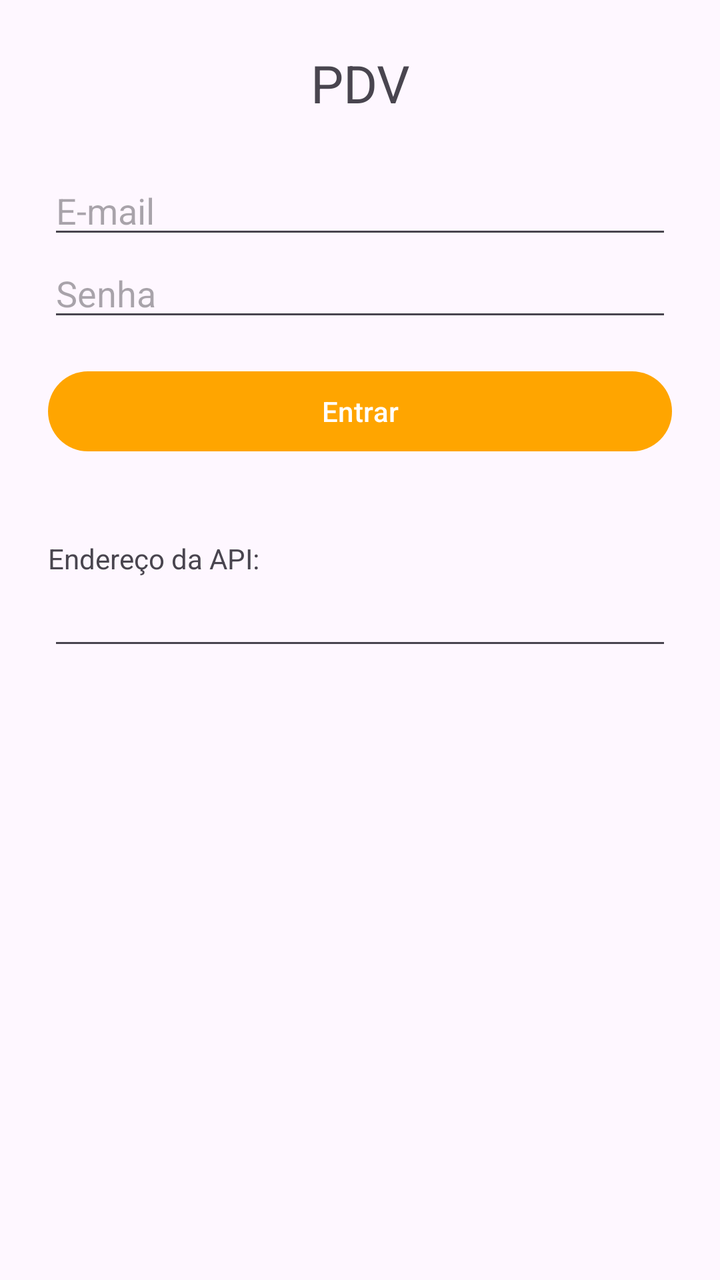
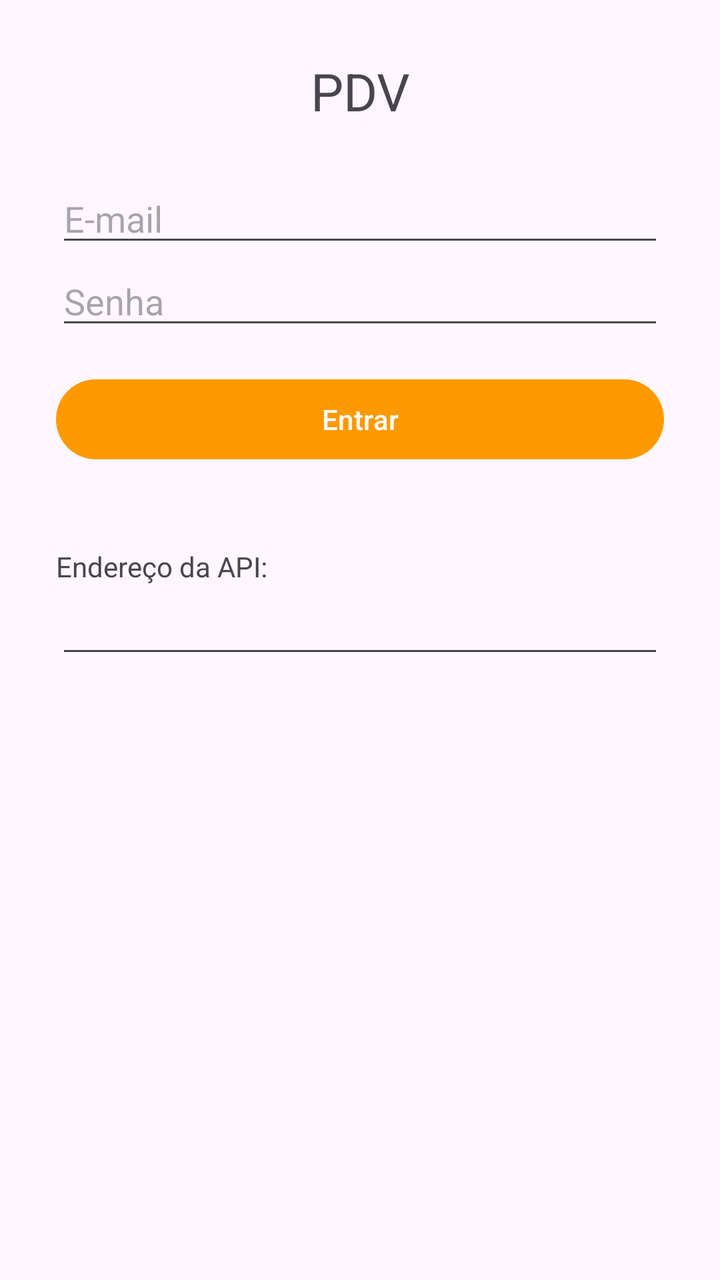

Two renders of the same Android screen: before a commit and after it. Below are the layout's source before the change and the commit's diff.
<!-- AndroidManifest.xml: application theme Theme.Pdv -->
<!-- res/layout/activity_login.xml -->
<?xml version="1.0" encoding="utf-8"?>
<LinearLayout xmlns:android="http://schemas.android.com/apk/res/android"
    android:layout_width="match_parent"
    android:layout_height="match_parent"
    android:orientation="vertical"
    android:padding="24dp">

    <TextView
        android:layout_width="match_parent"
        android:layout_height="wrap_content"
        android:layout_marginBottom="24dp"
        android:gravity="center"
        android:text="PDV"
        android:textSize="26sp" />

    <EditText
        android:id="@+id/email"
        android:layout_width="match_parent"
        android:layout_height="wrap_content"
        android:hint="E-mail"
        android:inputType="textEmailAddress" />

    <EditText
        android:id="@+id/senha"
        android:layout_width="match_parent"
        android:layout_height="wrap_content"
        android:hint="Senha"
        android:inputType="textPassword" />

    <Button
        android:id="@+id/entrar"
        android:layout_width="match_parent"
        android:layout_height="wrap_content"
        android:layout_marginTop="16dp"
        android:text="Entrar" />

    <ProgressBar
        android:id="@+id/progresso"
        android:layout_width="wrap_content"
        android:layout_height="wrap_content"
        android:layout_gravity="center_horizontal"
        android:layout_marginTop="16dp"
        android:visibility="gone" />

    <TextView
        android:layout_width="match_parent"
        android:layout_height="wrap_content"
        android:layout_marginTop="40dp"
        android:text="Endereço da API:" />

    <EditText
        android:id="@+id/servidor"
        android:layout_width="match_parent"
        android:layout_height="wrap_content"
        android:inputType="textUri" />
</LinearLayout>
<!-- resources referenced by this layout -->
<resources>
  <style name="Theme.Pdv" parent="Base.Theme.Pdv">
          <item name="actionBarSize">@dimen/altura_actionbar</item>
      </style>
  <style name="Base.Theme.Pdv" parent="Theme.Material3.DayNight">
          
          <item name="colorPrimary">@color/botao_fundo</item>
  
      </style>
  <dimen name="altura_actionbar">64dp</dimen>
  <color name="botao_fundo">#FFA500</color>
</resources>

<!-- the commit's change to res/layout/activity_login.xml (unified diff, before → after) -->
@@ -1,56 +1,61 @@
 <?xml version="1.0" encoding="utf-8"?>
-<LinearLayout xmlns:android="http://schemas.android.com/apk/res/android"
+<ScrollView xmlns:android="http://schemas.android.com/apk/res/android"
     android:layout_width="match_parent"
     android:layout_height="match_parent"
-    android:orientation="vertical"
-    android:padding="24dp">
+    android:padding="28dp">
 
-    <TextView
+    <LinearLayout
         android:layout_width="match_parent"
-        android:layout_height="wrap_content"
-        android:layout_marginBottom="24dp"
-        android:gravity="center"
-        android:text="PDV"
-        android:textSize="26sp" />
+        android:layout_height="match_parent"
+        android:orientation="vertical">
 
-    <EditText
-        android:id="@+id/email"
-        android:layout_width="match_parent"
-        android:layout_height="wrap_content"
-        android:hint="E-mail"
-        android:inputType="textEmailAddress" />
+        <TextView
+            android:layout_width="match_parent"
+            android:layout_height="wrap_content"
+            android:layout_marginBottom="24dp"
+            android:gravity="center"
+            android:text="PDV"
+            android:textSize="26sp" />
 
-    <EditText
-        android:id="@+id/senha"
-        android:layout_width="match_parent"
-        android:layout_height="wrap_content"
-        android:hint="Senha"
-        android:inputType="textPassword" />
+        <EditText
+            android:id="@+id/email"
+            android:layout_width="match_parent"
+            android:layout_height="wrap_content"
+            android:hint="E-mail"
+            android:inputType="textEmailAddress" />
 
-    <Button
-        android:id="@+id/entrar"
-        android:layout_width="match_parent"
-        android:layout_height="wrap_content"
-        android:layout_marginTop="16dp"
-        android:text="Entrar" />
+        <EditText
+            android:id="@+id/senha"
+            android:layout_width="match_parent"
+            android:layout_height="wrap_content"
+            android:hint="Senha"
+            android:inputType="textPassword" />
 
-    <ProgressBar
-        android:id="@+id/progresso"
-        android:layout_width="wrap_content"
-        android:layout_height="wrap_content"
-        android:layout_gravity="center_horizontal"
-        android:layout_marginTop="16dp"
-        android:visibility="gone" />
+        <Button
+            android:id="@+id/entrar"
+            android:layout_width="match_parent"
+            android:layout_height="wrap_content"
+            android:layout_marginTop="16dp"
+            android:text="Entrar" />
 
-    <TextView
-        android:layout_width="match_parent"
-        android:layout_height="wrap_content"
-        android:layout_marginTop="40dp"
-        android:text="Endereço da API:" />
+        <ProgressBar
+            android:id="@+id/progresso"
+            android:layout_width="wrap_content"
+            android:layout_height="wrap_content"
+            android:layout_gravity="center_horizontal"
+            android:layout_marginTop="16dp"
+            android:visibility="gone" />
 
-    <EditText
-        android:id="@+id/servidor"
-        android:layout_width="match_parent"
-        android:layout_height="wrap_content"
-        android:inputType="textUri" />
-</LinearLayout>
+        <TextView
+            android:layout_width="match_parent"
+            android:layout_height="wrap_content"
+            android:layout_marginTop="40dp"
+            android:text="Endereço da API:" />
+
+        <EditText
+            android:id="@+id/servidor"
+            android:layout_width="match_parent"
+            android:layout_height="wrap_content"
+            android:inputType="textUri" />
+    </LinearLayout>
+</ScrollView>
<!-- resource entries referenced after the edit -->
@@ -1,14 +1,14 @@
 <!-- resources referenced by this layout -->
 <resources>
   <style name="Theme.Pdv" parent="Base.Theme.Pdv">
-          <item name="actionBarSize">@dimen/altura_actionbar</item>
+          <item name="windowActionBar">false</item>
+          <item name="windowNoTitle">true</item>
       </style>
   <style name="Base.Theme.Pdv" parent="Theme.Material3.DayNight">
           
           <item name="colorPrimary">@color/botao_fundo</item>
   
       </style>
-  <dimen name="altura_actionbar">64dp</dimen>
-  <color name="botao_fundo">#FFA500</color>
+  <color name="botao_fundo">#FF9900</color>
 </resources>
 
